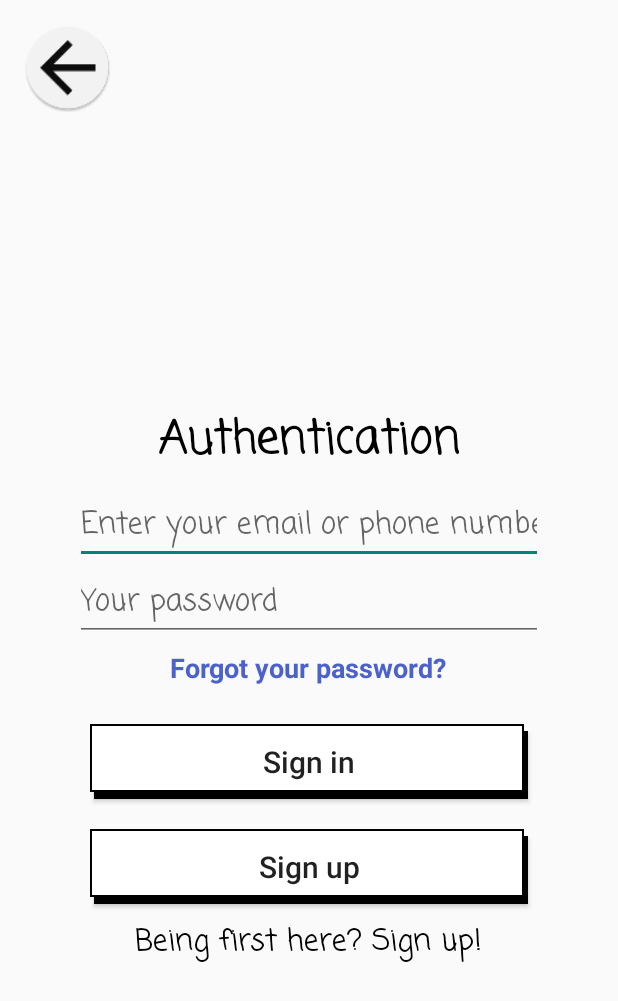
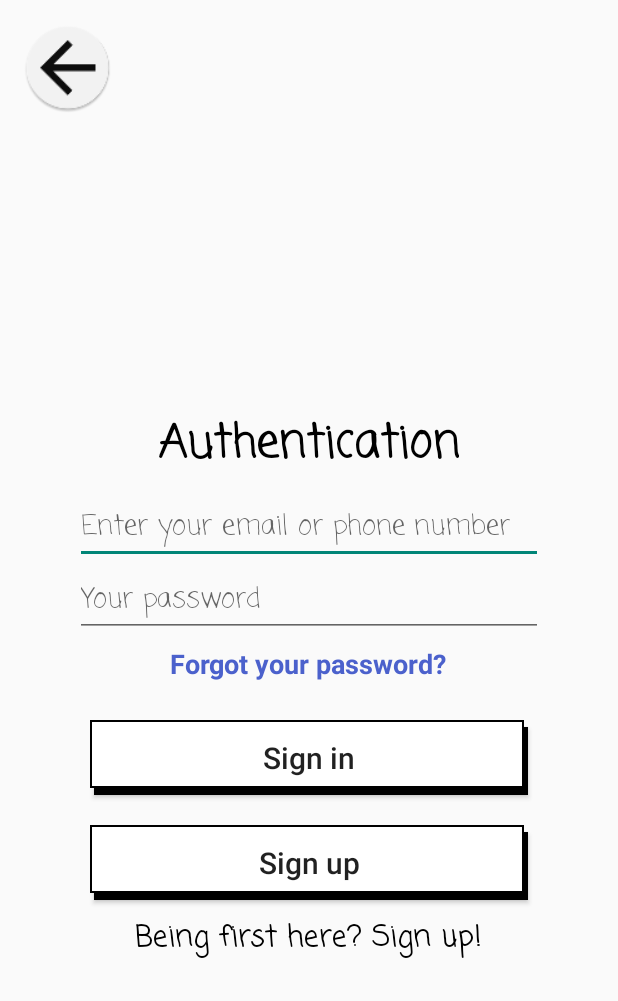
Before and after one commit to Dzhalolov/DriverEstimation, an Android app: the screen it shows after launch (AuthActivity), on a phone screen of 412 x 824 dp. Shown: the top 1001 px of the screen. Run offline under Robolectric (Android 15) with nearby library versions, the phone set to English and light mode, and no system bars.

Commit message:
add auth and registration

```diff
--- a/app/src/main/java/ru/example/driverestimation/ui/auth/AuthFragment.kt
+++ b/app/src/main/java/ru/example/driverestimation/ui/auth/AuthFragment.kt
@@ -2,24 +2,27 @@ package ru.example.driverestimation.ui.auth
 
 import android.content.Intent
 import android.os.Bundle
+import android.text.TextUtils
+import android.util.Patterns
 import android.view.LayoutInflater
 import android.view.View
 import android.view.ViewGroup
+import android.widget.Toast
 import androidx.fragment.app.Fragment
 import kotlinx.android.synthetic.main.fr_auth.*
 import ru.example.driverestimation.R
 import ru.example.driverestimation.ui.personalArea.PersonalAreaActivity
+import ru.example.driverestimation.utils.SharedPreferencesHelper
 
 class AuthFragment : Fragment() {
 
+    private val TAG: String = "DEBUG_TAG"
+
+    var sharedPreferencesHelper: SharedPreferencesHelper? = null
+
     companion object {
         fun newInstance(): AuthFragment {
-            val args = Bundle()
-
-            val fragment = AuthFragment()
-            fragment.arguments = args
-
-            return fragment
+            return AuthFragment()
         }
     }
 
@@ -34,24 +37,63 @@ class AuthFragment : Fragment() {
     override fun onActivityCreated(savedInstanceState: Bundle?) {
         super.onActivityCreated(savedInstanceState)
 
+        sharedPreferencesHelper = SharedPreferencesHelper(activity!!)
+
+
+        //on button sign in click listener
         btn_sign_in.setOnClickListener {
             if (isValidData()) {
-                val startPersonalAreaActivity = Intent(activity, PersonalAreaActivity::class.java)
-                startActivity(startPersonalAreaActivity)
-                activity?.finish()
+                //get user from sharedPref
+                val user = sharedPreferencesHelper!!.login(et_email.text.toString())
+
+                //if correct data go to the personal area
+                if (user != null) {
+                    val startPersonalAreaActivity =
+                        Intent(activity, PersonalAreaActivity::class.java)
+
+                    //sending user id to PersonalAreaActivity
+                    val extras = Bundle()
+                    extras.putLong(PersonalAreaActivity.USER_CODE, user.id)
+                    startPersonalAreaActivity.putExtras(extras)
+
+                    startActivity(startPersonalAreaActivity)
+
+                    //destroying AuthActivity
+                    activity?.finish()
+                } else {
+                    Toast.makeText(activity, "Wrong email or password.", Toast.LENGTH_SHORT).show()
+                }
             }
         }
 
+        //on button sign up click listener
         btn_sign_up.setOnClickListener {
+            //go to the registration fragment
             fragmentManager?.beginTransaction()
                 ?.replace(R.id.auth_container, RegistrationFragment.newInstance())
                 ?.addToBackStack(RegistrationFragment::class.java.name)
                 ?.commit()
         }
+
+        //not yet implemented
+        tv_forgot_password.setOnClickListener {
+            Toast.makeText(activity, "I forgot password", Toast.LENGTH_SHORT).show()
+        }
     }
 
     private fun isValidData(): Boolean {
-        return true
+        val email = et_email.text.toString()
+        val password = et_password.text.toString()
+
+        return if (TextUtils.isEmpty(email) || TextUtils.isEmpty(password)) {
+            Toast.makeText(activity, "Please, fill all the fields.", Toast.LENGTH_SHORT).show()
+            false
+        } else if (!Patterns.EMAIL_ADDRESS.matcher(email).matches() || password.length < 6) {
+            Toast.makeText(activity, "Invalid email or password", Toast.LENGTH_SHORT).show()
+            false
+        } else {
+            true
+        }
     }
 
 }
--- a/app/src/main/res/layout/fr_auth.xml
+++ b/app/src/main/res/layout/fr_auth.xml
@@ -12,20 +12,21 @@
 
     <EditText
         android:id="@+id/et_email"
-        style="@style/et_change_password_style"
+        style="@style/et_registration_style"
         android:hint="@string/enter_your_email_or_phone_number"
         android:text=""
         tools:ignore="TextFields" />
 
     <EditText
         android:id="@+id/et_password"
-        style="@style/et_change_password_style"
+        style="@style/et_registration_style"
+        android:inputType="textPassword"
         android:hint="@string/your_password"
         android:text="" />
 
     <TextView
         android:id="@+id/tv_forgot_password"
-        style="@style/tv_link"
+        style="@style/tv_link_style"
         android:layout_marginTop="10dp"
         android:text="@string/forgot_your_password" />
 
@@ -40,7 +41,7 @@
         android:text="@string/sign_up" />
 
     <TextView
-        style="@style/tv_other_text"
+        style="@style/tv_other_text_style"
         android:text="@string/being_first_here_sign_up" />
 
 </LinearLayout>
--- a/app/src/main/res/layout/fr_edit_profile.xml
+++ b/app/src/main/res/layout/fr_edit_profile.xml
@@ -27,7 +27,7 @@
         <TextView
             android:id="@+id/tv_change_photo"
             android:text="@string/change_photo"
-            style="@style/tv_link" />
+            style="@style/tv_link_style" />
 
         <TextView
             android:layout_width="wrap_content"
--- a/app/src/main/res/values/strings.xml
+++ b/app/src/main/res/values/strings.xml
@@ -23,4 +23,6 @@
     <string name="being_first_here_sign_up">Being first here? Sign up!</string>
     <string name="your_name">Your name</string>
     <string name="your_car">Your car</string>
+    <string name="log_out">Log out</string>
+    <string name="about_app">About app</string>
 </resources>
--- a/app/src/main/res/values/styles.xml
+++ b/app/src/main/res/values/styles.xml
@@ -30,6 +30,17 @@
         <item name="android:textSize">20sp</item>
     </style>
 
+    <style name="et_registration_style">
+        <item name="android:layout_width">match_parent</item>
+        <item name="android:layout_marginRight">50dp</item>
+        <item name="android:layout_marginLeft">50dp</item>
+        <item name="android:layout_height">wrap_content</item>
+        <item name="android:enabled">true</item>
+        <item name="android:fontFamily">casual</item>
+        <item name="android:textColor">@android:color/black</item>
+        <item name="android:textSize">18sp</item>
+    </style>
+
     <style name="tv_title_style">
         <item name="android:layout_width">wrap_content</item>
         <item name="android:layout_height">wrap_content</item>
@@ -60,7 +71,7 @@
         <item name="android:textSize">20sp</item>
     </style>
 
-    <style name="tv_link">
+    <style name="tv_link_style">
         <item name="android:layout_width">wrap_content</item>
         <item name="android:layout_height">wrap_content</item>
         <item name="android:layout_margin">5dp</item>
@@ -69,7 +80,7 @@
         <item name="android:textStyle">bold</item>
     </style>
 
-    <style name="tv_other_text">
+    <style name="tv_other_text_style">
         <item name="android:layout_width">wrap_content</item>
         <item name="android:layout_height">wrap_content</item>
         <item name="android:layout_marginTop">10dp</item>
```
Also changed, not shown: app/src/main/java/ru/example/driverestimation/model/User.kt (+6 -9 lines), app/src/main/java/ru/example/driverestimation/ui/auth/RegistrationFragment.kt (+37 -17 lines), app/src/main/java/ru/example/driverestimation/ui/personalArea/ChangePasswordFragment.kt (+5 -8 lines), app/src/main/java/ru/example/driverestimation/ui/personalArea/EditProfileFragment.kt (+23 -8 lines), app/src/main/java/ru/example/driverestimation/ui/personalArea/PersonalAreaActivity.kt (+11 -2 lines), app/src/main/java/ru/example/driverestimation/ui/personalArea/ProfileFragment.kt (+14 -18 lines), app/src/main/java/ru/example/driverestimation/utils/SharedPreferencesHelper.kt (+12 -1 lines), app/src/main/res/layout/fr_registration.xml (+8 -6 lines), app/src/main/res/menu/profile_menu.xml (+7 -5 lines).
